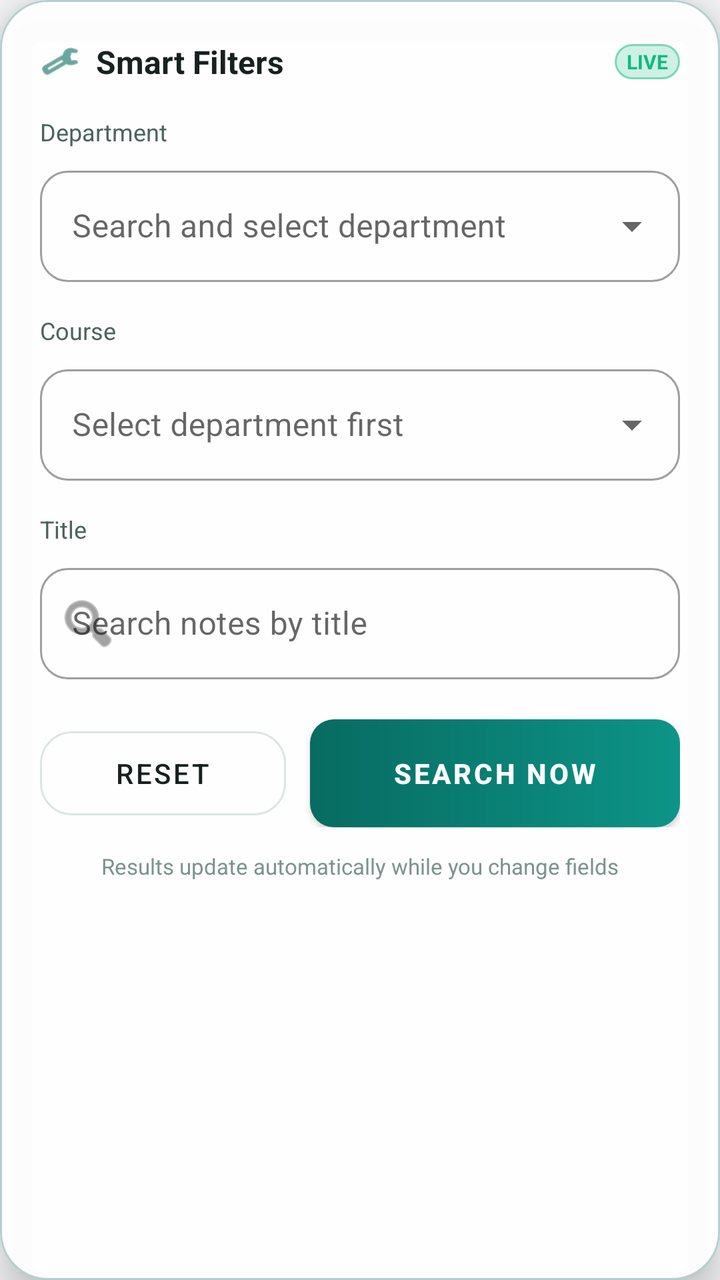
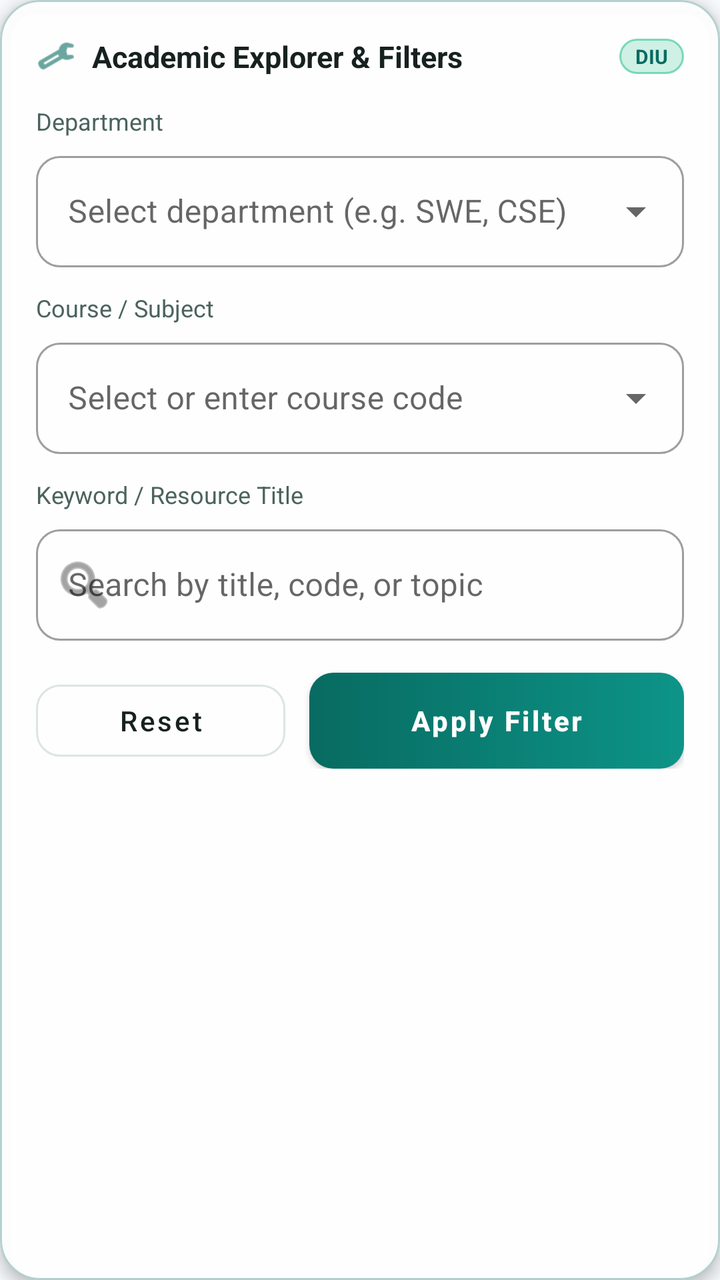

Compare the two renders of this Android layout. The source of the first and the diff that turns it into the second are given below.
<!-- AndroidManifest.xml: application theme Theme.NoteVaultDIU -->
<!-- res/layout/layout_filter_notes.xml -->
<?xml version="1.0" encoding="utf-8"?>
<com.google.android.material.card.MaterialCardView xmlns:android="http://schemas.android.com/apk/res/android"
    xmlns:app="http://schemas.android.com/apk/res-auto"
    android:layout_width="match_parent"
    android:layout_height="wrap_content"
    android:layout_margin="16dp"
    app:cardCornerRadius="24dp"
    app:cardElevation="12dp"
    app:strokeWidth="1dp"
    app:strokeColor="@color/colorGlassStroke"
    app:cardBackgroundColor="@color/colorGlassSurface">

    <LinearLayout
        android:layout_width="match_parent"
        android:layout_height="wrap_content"
        android:orientation="vertical"
        android:padding="20dp">

        <LinearLayout
            android:layout_width="match_parent"
            android:layout_height="wrap_content"
            android:orientation="horizontal"
            android:gravity="center_vertical"
            android:layout_marginBottom="16dp">

            <ImageView
                android:layout_width="20dp"
                android:layout_height="20dp"
                android:src="@android:drawable/ic_menu_manage"
                app:tint="@color/colorPrimary" />

            <TextView
                android:layout_width="wrap_content"
                android:layout_height="wrap_content"
                android:layout_marginStart="8dp"
                android:text="Smart Filters"
                android:textColor="@color/colorTextPrimary"
                android:textSize="16sp"
                android:textStyle="bold" />

            <View android:layout_width="0dp" android:layout_height="0dp" android:layout_weight="1"/>

            <TextView
                android:id="@+id/tvLiveIndicator"
                android:layout_width="wrap_content"
                android:layout_height="wrap_content"
                android:text="LIVE"
                android:textColor="@color/colorSuccess"
                android:textSize="10sp"
                android:textStyle="bold"
                android:background="@drawable/bg_glass_badge_success"
                android:paddingHorizontal="6dp"
                android:paddingVertical="2dp" />
        </LinearLayout>

        
        <TextView
            android:layout_width="wrap_content"
            android:layout_height="wrap_content"
            android:text="Department"
            android:textSize="12sp"
            android:textColor="@color/colorTextSecondary"
            android:layout_marginBottom="6dp"/>

        <com.google.android.material.textfield.TextInputLayout
            style="@style/Widget.MaterialComponents.TextInputLayout.OutlinedBox.ExposedDropdownMenu"
            android:layout_width="match_parent"
            android:layout_height="wrap_content"
            android:layout_marginBottom="16dp"
            app:boxCornerRadiusBottomEnd="14dp"
            app:boxCornerRadiusBottomStart="14dp"
            app:boxCornerRadiusTopEnd="14dp"
            app:boxCornerRadiusTopStart="14dp">

            <AutoCompleteTextView
                android:id="@+id/filterDepartment"
                android:layout_width="match_parent"
                android:layout_height="wrap_content"
                android:hint="Search and select department"
                android:inputType="none" />
        </com.google.android.material.textfield.TextInputLayout>

        
        <TextView
            android:layout_width="wrap_content"
            android:layout_height="wrap_content"
            android:text="Course"
            android:textSize="12sp"
            android:textColor="@color/colorTextSecondary"
            android:layout_marginBottom="6dp"/>

        <com.google.android.material.textfield.TextInputLayout
            style="@style/Widget.MaterialComponents.TextInputLayout.OutlinedBox.ExposedDropdownMenu"
            android:layout_width="match_parent"
            android:layout_height="wrap_content"
            android:layout_marginBottom="16dp"
            app:boxCornerRadiusBottomEnd="14dp"
            app:boxCornerRadiusBottomStart="14dp"
            app:boxCornerRadiusTopEnd="14dp"
            app:boxCornerRadiusTopStart="14dp">

            <AutoCompleteTextView
                android:id="@+id/filterCourse"
                android:layout_width="match_parent"
                android:layout_height="wrap_content"
                android:hint="Select department first"
                android:inputType="none" />
        </com.google.android.material.textfield.TextInputLayout>

        
        <TextView
            android:layout_width="wrap_content"
            android:layout_height="wrap_content"
            android:text="Title"
            android:textSize="12sp"
            android:textColor="@color/colorTextSecondary"
            android:layout_marginBottom="6dp"/>

        <com.google.android.material.textfield.TextInputLayout
            style="@style/Widget.MaterialComponents.TextInputLayout.OutlinedBox"
            android:layout_width="match_parent"
            android:layout_height="wrap_content"
            android:layout_marginBottom="20dp"
            app:boxCornerRadiusBottomEnd="14dp"
            app:boxCornerRadiusBottomStart="14dp"
            app:boxCornerRadiusTopEnd="14dp"
            app:boxCornerRadiusTopStart="14dp"
            app:startIconDrawable="@android:drawable/ic_menu_search">

            <com.google.android.material.textfield.TextInputEditText
                android:id="@+id/etFilterTitle"
                android:layout_width="match_parent"
                android:layout_height="wrap_content"
                android:hint="Search notes by title" />
        </com.google.android.material.textfield.TextInputLayout>

        <LinearLayout
            android:layout_width="match_parent"
            android:layout_height="54dp"
            android:orientation="horizontal">

            <com.google.android.material.button.MaterialButton
                android:id="@+id/btnReset"
                style="@style/Widget.MaterialComponents.Button.OutlinedButton"
                android:layout_width="0dp"
                android:layout_height="match_parent"
                android:layout_weight="1"
                android:text="Reset"
                android:textColor="@color/colorTextPrimary"
                app:strokeColor="@color/colorDivider"
                app:cornerRadius="16dp" />

            <com.google.android.material.button.MaterialButton
                android:id="@+id/btnSearch"
                android:layout_width="0dp"
                android:layout_height="match_parent"
                android:layout_weight="1.5"
                android:layout_marginStart="12dp"
                android:text="Search Now"
                android:textStyle="bold"
                android:background="@drawable/bg_button_primary_gradient"
                app:backgroundTint="@null"
                app:cornerRadius="16dp" />
        </LinearLayout>

        <TextView
            android:layout_width="match_parent"
            android:layout_height="wrap_content"
            android:layout_marginTop="12dp"
            android:gravity="center"
            android:text="Results update automatically while you change fields"
            android:textColor="@color/colorTextMuted"
            android:textSize="11sp" />

    </LinearLayout>
</com.google.android.material.card.MaterialCardView>
<!-- resources referenced by this layout -->
<resources>
  <color name="colorDivider">#DCE5E3</color>
  <color name="colorGlassStroke">#4D086B61</color>
  <color name="colorGlassSurface">#F2FFFFFF</color>
  <color name="colorPrimary">#086B61</color>
  <color name="colorSuccess">#10B981</color>
  <color name="colorTextMuted">#7B938E</color>
  <color name="colorTextPrimary">#17211F</color>
  <color name="colorTextSecondary">#4B635E</color>
  <!-- drawable bg_button_primary_gradient (drawable) -->
  <?xml version="1.0" encoding="utf-8"?>
  <ripple xmlns:android="http://schemas.android.com/apk/res/android"
      android:color="#40FFFFFF">
      <item>
          <shape android:shape="rectangle">
              <gradient
                  android:angle="0"
                  android:endColor="@color/gradient_end"
                  android:startColor="@color/gradient_start"
                  android:type="linear" />
              <corners android:radius="12dp" />
          </shape>
      </item>
  </ripple>
  <!-- drawable bg_glass_badge_success (drawable) -->
  <?xml version="1.0" encoding="utf-8"?>
  <shape xmlns:android="http://schemas.android.com/apk/res/android">
      <solid android:color="#3310B981" />
      <corners android:radius="12dp" />
      <stroke
          android:width="1dp"
          android:color="#8010B981" />
  </shape>
  <style name="Theme.NoteVaultDIU" parent="Theme.MaterialComponents.DayNight.NoActionBar">
          <item name="colorPrimary">@color/colorPrimary</item>
          <item name="colorPrimaryDark">@color/colorPrimaryDark</item>
          <item name="colorPrimaryVariant">@color/colorPrimaryDark</item>
          <item name="colorSecondary">@color/colorAccent</item>
          <item name="colorAccent">@color/colorAccent</item>
          <item name="android:windowBackground">@color/colorBackground</item>
          <item name="android:statusBarColor">@color/colorBackground</item>
          <item name="android:windowLightStatusBar">true</item>
          <item name="android:navigationBarColor">@color/colorSurface</item>
      </style>
  <color name="gradient_end">#0D9488</color>
  <color name="gradient_start">#086B61</color>
  <color name="colorPrimaryDark">#06463F</color>
  <color name="colorAccent">#14B8A6</color>
  <color name="colorBackground">#F6F8FA</color>
  <color name="colorSurface">#FFFFFF</color>
</resources>

<!-- the commit's change to res/layout/layout_filter_notes.xml (unified diff, before → after) -->
@@ -4,8 +4,8 @@
     android:layout_width="match_parent"
     android:layout_height="wrap_content"
     android:layout_margin="16dp"
-    app:cardCornerRadius="24dp"
-    app:cardElevation="12dp"
+    app:cardCornerRadius="20dp"
+    app:cardElevation="4dp"
     app:strokeWidth="1dp"
     app:strokeColor="@color/colorGlassStroke"
     app:cardBackgroundColor="@color/colorGlassSurface">
@@ -14,28 +14,29 @@
         android:layout_width="match_parent"
         android:layout_height="wrap_content"
         android:orientation="vertical"
-        android:padding="20dp">
+        android:padding="18dp">
 
         <LinearLayout
             android:layout_width="match_parent"
             android:layout_height="wrap_content"
             android:orientation="horizontal"
             android:gravity="center_vertical"
-            android:layout_marginBottom="16dp">
+            android:layout_marginBottom="14dp">
 
             <ImageView
                 android:layout_width="20dp"
                 android:layout_height="20dp"
                 android:src="@android:drawable/ic_menu_manage"
+                android:contentDescription="@string/smart_filters_title"
                 app:tint="@color/colorPrimary" />
 
             <TextView
                 android:layout_width="wrap_content"
                 android:layout_height="wrap_content"
                 android:layout_marginStart="8dp"
-                android:text="Smart Filters"
+                android:text="@string/smart_filters_title"
                 android:textColor="@color/colorTextPrimary"
-                android:textSize="16sp"
+                android:textSize="15sp"
                 android:textStyle="bold" />
 
             <View android:layout_width="0dp" android:layout_height="0dp" android:layout_weight="1"/>
@@ -44,12 +45,12 @@
                 android:id="@+id/tvLiveIndicator"
                 android:layout_width="wrap_content"
                 android:layout_height="wrap_content"
-                android:text="LIVE"
-                android:textColor="@color/colorSuccess"
+                android:text="DIU"
+                android:textColor="@color/colorPrimary"
                 android:textSize="10sp"
                 android:textStyle="bold"
                 android:background="@drawable/bg_glass_badge_success"
-                android:paddingHorizontal="6dp"
+                android:paddingHorizontal="8dp"
                 android:paddingVertical="2dp" />
         </LinearLayout>
 
@@ -57,26 +58,26 @@
         <TextView
             android:layout_width="wrap_content"
             android:layout_height="wrap_content"
-            android:text="Department"
+            android:text="@string/filter_department_label"
             android:textSize="12sp"
             android:textColor="@color/colorTextSecondary"
-            android:layout_marginBottom="6dp"/>
+            android:layout_marginBottom="4dp"/>
 
         <com.google.android.material.textfield.TextInputLayout
             style="@style/Widget.MaterialComponents.TextInputLayout.OutlinedBox.ExposedDropdownMenu"
             android:layout_width="match_parent"
             android:layout_height="wrap_content"
-            android:layout_marginBottom="16dp"
-            app:boxCornerRadiusBottomEnd="14dp"
-            app:boxCornerRadiusBottomStart="14dp"
-            app:boxCornerRadiusTopEnd="14dp"
-            app:boxCornerRadiusTopStart="14dp">
+            android:layout_marginBottom="12dp"
+            app:boxCornerRadiusBottomEnd="12dp"
+            app:boxCornerRadiusBottomStart="12dp"
+            app:boxCornerRadiusTopEnd="12dp"
+            app:boxCornerRadiusTopStart="12dp">
 
             <AutoCompleteTextView
                 android:id="@+id/filterDepartment"
                 android:layout_width="match_parent"
                 android:layout_height="wrap_content"
-                android:hint="Search and select department"
+                android:hint="@string/filter_department_hint"
                 android:inputType="none" />
         </com.google.android.material.textfield.TextInputLayout>
 
@@ -84,59 +85,59 @@
         <TextView
             android:layout_width="wrap_content"
             android:layout_height="wrap_content"
-            android:text="Course"
+            android:text="@string/filter_course_label"
             android:textSize="12sp"
             android:textColor="@color/colorTextSecondary"
-            android:layout_marginBottom="6dp"/>
+            android:layout_marginBottom="4dp"/>
 
         <com.google.android.material.textfield.TextInputLayout
             style="@style/Widget.MaterialComponents.TextInputLayout.OutlinedBox.ExposedDropdownMenu"
             android:layout_width="match_parent"
             android:layout_height="wrap_content"
-            android:layout_marginBottom="16dp"
-            app:boxCornerRadiusBottomEnd="14dp"
-            app:boxCornerRadiusBottomStart="14dp"
-            app:boxCornerRadiusTopEnd="14dp"
-            app:boxCornerRadiusTopStart="14dp">
+            android:layout_marginBottom="12dp"
+            app:boxCornerRadiusBottomEnd="12dp"
+            app:boxCornerRadiusBottomStart="12dp"
+            app:boxCornerRadiusTopEnd="12dp"
+            app:boxCornerRadiusTopStart="12dp">
 
             <AutoCompleteTextView
                 android:id="@+id/filterCourse"
                 android:layout_width="match_parent"
                 android:layout_height="wrap_content"
-                android:hint="Select department first"
-                android:inputType="none" />
+                android:hint="@string/filter_course_hint"
+                android:inputType="text" />
         </com.google.android.material.textfield.TextInputLayout>
 
         
         <TextView
             android:layout_width="wrap_content"
             android:layout_height="wrap_content"
-            android:text="Title"
+            android:text="@string/filter_title_label"
             android:textSize="12sp"
             android:textColor="@color/colorTextSecondary"
-            android:layout_marginBottom="6dp"/>
+            android:layout_marginBottom="4dp"/>
 
         <com.google.android.material.textfield.TextInputLayout
             style="@style/Widget.MaterialComponents.TextInputLayout.OutlinedBox"
             android:layout_width="match_parent"
             android:layout_height="wrap_content"
-            android:layout_marginBottom="20dp"
-            app:boxCornerRadiusBottomEnd="14dp"
-            app:boxCornerRadiusBottomStart="14dp"
-            app:boxCornerRadiusTopEnd="14dp"
-            app:boxCornerRadiusTopStart="14dp"
+            android:layout_marginBottom="16dp"
+            app:boxCornerRadiusBottomEnd="12dp"
+            app:boxCornerRadiusBottomStart="12dp"
+            app:boxCornerRadiusTopEnd="12dp"
+            app:boxCornerRadiusTopStart="12dp"
             app:startIconDrawable="@android:drawable/ic_menu_search">
 
             <com.google.android.material.textfield.TextInputEditText
                 android:id="@+id/etFilterTitle"
                 android:layout_width="match_parent"
                 android:layout_height="wrap_content"
-                android:hint="Search notes by title" />
+                android:hint="@string/filter_title_hint" />
         </com.google.android.material.textfield.TextInputLayout>
 
         <LinearLayout
             android:layout_width="match_parent"
-            android:layout_height="54dp"
+            android:layout_height="48dp"
             android:orientation="horizontal">
 
             <com.google.android.material.button.MaterialButton
@@ -145,10 +146,11 @@
                 android:layout_width="0dp"
                 android:layout_height="match_parent"
                 android:layout_weight="1"
-                android:text="Reset"
+                android:text="@string/btn_reset"
+                android:textAllCaps="false"
                 android:textColor="@color/colorTextPrimary"
                 app:strokeColor="@color/colorDivider"
-                app:cornerRadius="16dp" />
+                app:cornerRadius="12dp" />
 
             <com.google.android.material.button.MaterialButton
                 android:id="@+id/btnSearch"
@@ -156,21 +158,13 @@
                 android:layout_height="match_parent"
                 android:layout_weight="1.5"
                 android:layout_marginStart="12dp"
-                android:text="Search Now"
+                android:text="@string/btn_search_now"
+                android:textAllCaps="false"
                 android:textStyle="bold"
                 android:background="@drawable/bg_button_primary_gradient"
                 app:backgroundTint="@null"
-                app:cornerRadius="16dp" />
+                app:cornerRadius="12dp" />
         </LinearLayout>
-
-        <TextView
-            android:layout_width="match_parent"
-            android:layout_height="wrap_content"
-            android:layout_marginTop="12dp"
-            android:gravity="center"
-            android:text="Results update automatically while you change fields"
-            android:textColor="@color/colorTextMuted"
-            android:textSize="11sp" />
 
     </LinearLayout>
 </com.google.android.material.card.MaterialCardView>
<!-- resource entries referenced after the edit -->
@@ -4,8 +4,6 @@
   <color name="colorGlassStroke">#4D086B61</color>
   <color name="colorGlassSurface">#F2FFFFFF</color>
   <color name="colorPrimary">#086B61</color>
-  <color name="colorSuccess">#10B981</color>
-  <color name="colorTextMuted">#7B938E</color>
   <color name="colorTextPrimary">#17211F</color>
   <color name="colorTextSecondary">#4B635E</color>
   <!-- drawable bg_button_primary_gradient (drawable) -->
@@ -32,6 +30,15 @@
           android:width="1dp"
           android:color="#8010B981" />
   </shape>
+  <string name="btn_reset">Reset</string>
+  <string name="btn_search_now">Apply Filter</string>
+  <string name="filter_course_hint">Select or enter course code</string>
+  <string name="filter_course_label">Course / Subject</string>
+  <string name="filter_department_hint">Select department (e.g. SWE, CSE)</string>
+  <string name="filter_department_label">Department</string>
+  <string name="filter_title_hint">Search by title, code, or topic</string>
+  <string name="filter_title_label">Keyword / Resource Title</string>
+  <string name="smart_filters_title">Academic Explorer &amp; Filters</string>
   <style name="Theme.NoteVaultDIU" parent="Theme.MaterialComponents.DayNight.NoActionBar">
           <item name="colorPrimary">@color/colorPrimary</item>
           <item name="colorPrimaryDark">@color/colorPrimaryDark</item>
